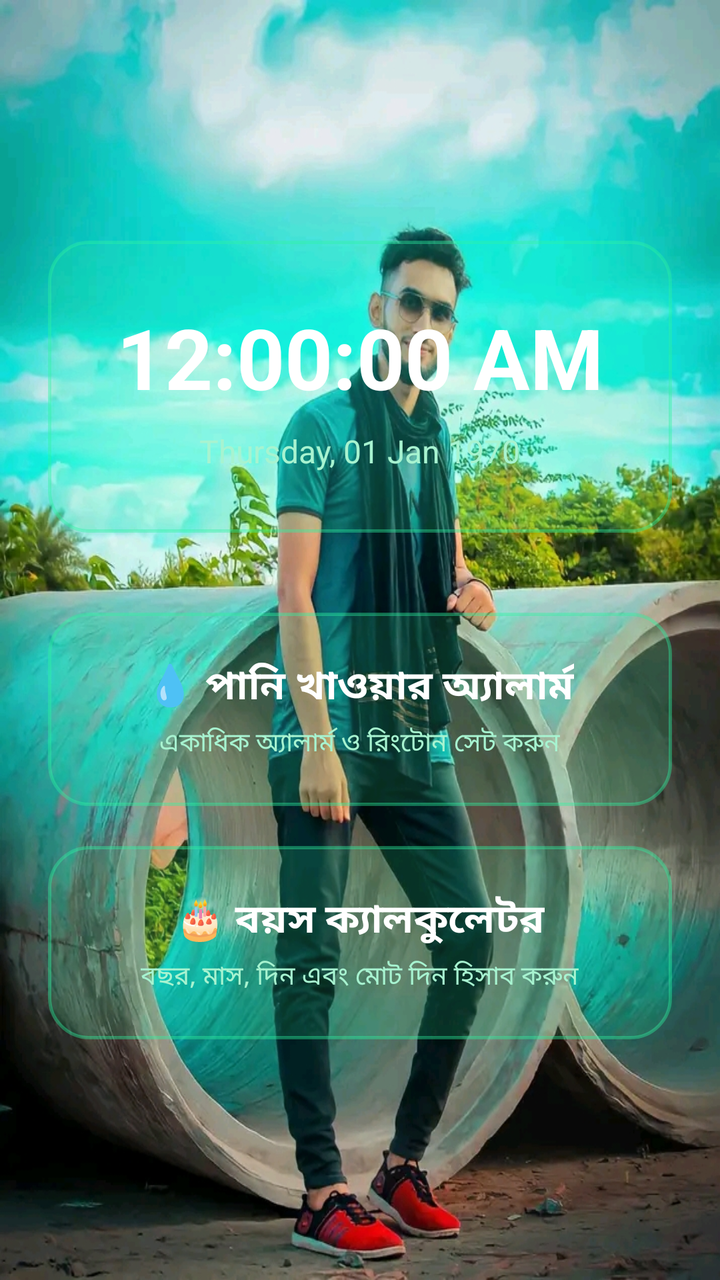
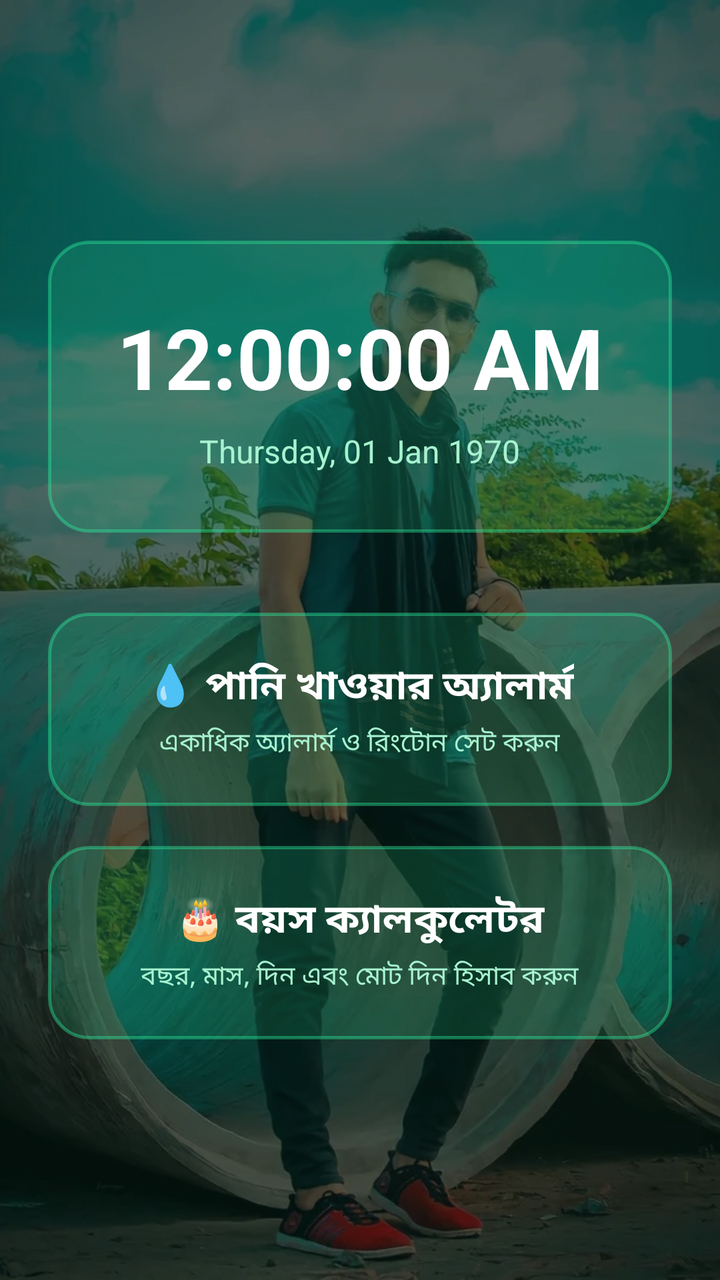

Screens rendered from an Android XML layout before and after an edit, with the pre-edit source and the edit as a unified diff.
<!-- AndroidManifest.xml: application theme Theme.WaterAgeApp -->
<!-- res/layout/activity_main.xml -->
<?xml version="1.0" encoding="utf-8"?>

<LinearLayout xmlns:android="http://schemas.android.com/apk/res/android"
    android:layout_width="match_parent"
    android:layout_height="match_parent"
    android:background="@drawable/my_bg"
    android:gravity="center"
    android:orientation="vertical"
    android:padding="24dp">

    
    <LinearLayout
        android:layout_width="match_parent"
        android:layout_height="wrap_content"
        android:background="@drawable/bg_glass_card"
        android:gravity="center"
        android:orientation="vertical"
        android:padding="30dp"
        android:layout_marginBottom="40dp">

        <TextClock
            android:id="@+id/textClockTime"
            android:layout_width="wrap_content"
            android:layout_height="wrap_content"
            android:format12Hour="hh:mm:ss a"
            android:format24Hour="HH:mm:ss"
            android:textColor="#FFFFFF"
            android:textSize="42sp"
            android:textStyle="bold" />

        <TextClock
            android:id="@+id/textClockDate"
            android:layout_width="wrap_content"
            android:layout_height="wrap_content"
            android:layout_marginTop="8dp"
            android:format12Hour="EEEE, dd MMM yyyy"
            android:format24Hour="EEEE, dd MMM yyyy"
            android:textColor="#A7F3D0"
            android:textSize="16sp" />
    </LinearLayout>

    
    <LinearLayout
        android:id="@+id/btnWaterAlarm"
        android:layout_width="match_parent"
        android:layout_height="wrap_content"
        android:background="@drawable/bg_glass_card"
        android:clickable="true"
        android:focusable="true"
        android:gravity="center"
        android:orientation="vertical"
        android:padding="22dp"
        android:layout_marginBottom="20dp">

        <TextView
            android:layout_width="wrap_content"
            android:layout_height="wrap_content"
            android:text="💧 পানি খাওয়ার অ্যালার্ম"
            android:textColor="#FFFFFF"
            android:textSize="20sp"
            android:textStyle="bold" />

        <TextView
            android:layout_width="wrap_content"
            android:layout_height="wrap_content"
            android:layout_marginTop="4dp"
            android:text="একাধিক অ্যালার্ম ও রিংটোন সেট করুন"
            android:textColor="#A7F3D0"
            android:textSize="13sp" />
    </LinearLayout>

    
    <LinearLayout
        android:id="@+id/btnAgeCalc"
        android:layout_width="match_parent"
        android:layout_height="wrap_content"
        android:background="@drawable/bg_glass_card"
        android:clickable="true"
        android:focusable="true"
        android:gravity="center"
        android:orientation="vertical"
        android:padding="22dp">

        <TextView
            android:layout_width="wrap_content"
            android:layout_height="wrap_content"
            android:text="🎂 বয়স ক্যালকুলেটর"
            android:textColor="#FFFFFF"
            android:textSize="20sp"
            android:textStyle="bold" />

        <TextView
            android:layout_width="wrap_content"
            android:layout_height="wrap_content"
            android:layout_marginTop="4dp"
            android:text="বছর, মাস, দিন এবং মোট দিন হিসাব করুন"
            android:textColor="#A7F3D0"
            android:textSize="13sp" />
    </LinearLayout>

</LinearLayout>
<!-- resources referenced by this layout -->
<resources>
  <!-- drawable bg_glass_card (drawable) -->
  <?xml version="1.0" encoding="utf-8"?>
  
  <shape xmlns:android="http://schemas.android.com/apk/res/android">
      <solid android:color="#262EF2A1" />
      <stroke
          android:width="1.5dp"
          android:color="#662EF2A1" />
      <corners android:radius="20dp" />
  </shape>
  <!-- drawable my_bg: jpg bitmap (drawable, 498390 bytes) -->
  <style name="Theme.WaterAgeApp" parent="Theme.MaterialComponents.DayNight.NoActionBar">
          <item name="colorPrimary">#2EF2A1</item>
          <item name="colorPrimaryVariant">#0E4B38</item>
          <item name="colorOnPrimary">#041812</item>
          <item name="android:statusBarColor">#06221A</item>
          <item name="android:navigationBarColor">#041812</item>
      </style>
</resources>

<!-- the commit's change to res/layout/activity_main.xml (unified diff, before → after) -->
@@ -1,101 +1,116 @@
 <?xml version="1.0" encoding="utf-8"?>
 
-<LinearLayout xmlns:android="http://schemas.android.com/apk/res/android"
+<FrameLayout xmlns:android="http://schemas.android.com/apk/res/android"
     android:layout_width="match_parent"
     android:layout_height="match_parent"
-    android:background="@drawable/my_bg"
-    android:gravity="center"
-    android:orientation="vertical"
-    android:padding="24dp">
+    android:background="#041812">
+
+    
+    <ImageView
+        android:layout_width="match_parent"
+        android:layout_height="match_parent"
+        android:src="@drawable/my_bg"
+        android:scaleType="centerCrop"
+        android:alpha="0.35" />
 
     
     <LinearLayout
         android:layout_width="match_parent"
-        android:layout_height="wrap_content"
-        android:background="@drawable/bg_glass_card"
+        android:layout_height="match_parent"
         android:gravity="center"
         android:orientation="vertical"
-        android:padding="30dp"
-        android:layout_marginBottom="40dp">
+        android:padding="24dp">
 
-        <TextClock
-            android:id="@+id/textClockTime"
-            android:layout_width="wrap_content"
+        
+        <LinearLayout
+            android:layout_width="match_parent"
             android:layout_height="wrap_content"
-            android:format12Hour="hh:mm:ss a"
-            android:format24Hour="HH:mm:ss"
-            android:textColor="#FFFFFF"
-            android:textSize="42sp"
-            android:textStyle="bold" />
+            android:background="@drawable/bg_glass_card"
+            android:gravity="center"
+            android:orientation="vertical"
+            android:padding="30dp"
+            android:layout_marginBottom="40dp">
 
-        <TextClock
-            android:id="@+id/textClockDate"
-            android:layout_width="wrap_content"
+            <TextClock
+                android:id="@+id/textClockTime"
+                android:layout_width="wrap_content"
+                android:layout_height="wrap_content"
+                android:format12Hour="hh:mm:ss a"
+                android:format24Hour="HH:mm:ss"
+                android:textColor="#FFFFFF"
+                android:textSize="42sp"
+                android:textStyle="bold" />
+
+            <TextClock
+                android:id="@+id/textClockDate"
+                android:layout_width="wrap_content"
+                android:layout_height="wrap_content"
+                android:layout_marginTop="8dp"
+                android:format12Hour="EEEE, dd MMM yyyy"
+                android:format24Hour="EEEE, dd MMM yyyy"
+                android:textColor="#A7F3D0"
+                android:textSize="16sp" />
+        </LinearLayout>
+
+        
+        <LinearLayout
+            android:id="@+id/btnWaterAlarm"
+            android:layout_width="match_parent"
             android:layout_height="wrap_content"
-            android:layout_marginTop="8dp"
-            android:format12Hour="EEEE, dd MMM yyyy"
-            android:format24Hour="EEEE, dd MMM yyyy"
-            android:textColor="#A7F3D0"
-            android:textSize="16sp" />
+            android:background="@drawable/bg_glass_card"
+            android:clickable="true"
+            android:focusable="true"
+            android:gravity="center"
+            android:orientation="vertical"
+            android:padding="22dp"
+            android:layout_marginBottom="20dp">
+
+            <TextView
+                android:layout_width="wrap_content"
+                android:layout_height="wrap_content"
+                android:text="💧 পানি খাওয়ার অ্যালার্ম"
+                android:textColor="#FFFFFF"
+                android:textSize="20sp"
+                android:textStyle="bold" />
+
+            <TextView
+                android:layout_width="wrap_content"
+                android:layout_height="wrap_content"
+                android:layout_marginTop="4dp"
+                android:text="একাধিক অ্যালার্ম ও রিংটোন সেট করুন"
+                android:textColor="#A7F3D0"
+                android:textSize="13sp" />
+        </LinearLayout>
+
+        
+        <LinearLayout
+            android:id="@+id/btnAgeCalc"
+            android:layout_width="match_parent"
+            android:layout_height="wrap_content"
+            android:background="@drawable/bg_glass_card"
+            android:clickable="true"
+            android:focusable="true"
+            android:gravity="center"
+            android:orientation="vertical"
+            android:padding="22dp">
+
+            <TextView
+                android:layout_width="wrap_content"
+                android:layout_height="wrap_content"
+                android:text="🎂 বয়স ক্যালকুলেটর"
+                android:textColor="#FFFFFF"
+                android:textSize="20sp"
+                android:textStyle="bold" />
+
+            <TextView
+                android:layout_width="wrap_content"
+                android:layout_height="wrap_content"
+                android:layout_marginTop="4dp"
+                android:text="বছর, মাস, দিন এবং মোট দিন হিসাব করুন"
+                android:textColor="#A7F3D0"
+                android:textSize="13sp" />
+        </LinearLayout>
+
     </LinearLayout>
 
-    
-    <LinearLayout
-        android:id="@+id/btnWaterAlarm"
-        android:layout_width="match_parent"
-        android:layout_height="wrap_content"
-        android:background="@drawable/bg_glass_card"
-        android:clickable="true"
-        android:focusable="true"
-        android:gravity="center"
-        android:orientation="vertical"
-        android:padding="22dp"
-        android:layout_marginBottom="20dp">
-
-        <TextView
-            android:layout_width="wrap_content"
-            android:layout_height="wrap_content"
-            android:text="💧 পানি খাওয়ার অ্যালার্ম"
-            android:textColor="#FFFFFF"
-            android:textSize="20sp"
-            android:textStyle="bold" />
-
-        <TextView
-            android:layout_width="wrap_content"
-            android:layout_height="wrap_content"
-            android:layout_marginTop="4dp"
-            android:text="একাধিক অ্যালার্ম ও রিংটোন সেট করুন"
-            android:textColor="#A7F3D0"
-            android:textSize="13sp" />
-    </LinearLayout>
-
-    
-    <LinearLayout
-        android:id="@+id/btnAgeCalc"
-        android:layout_width="match_parent"
-        android:layout_height="wrap_content"
-        android:background="@drawable/bg_glass_card"
-        android:clickable="true"
-        android:focusable="true"
-        android:gravity="center"
-        android:orientation="vertical"
-        android:padding="22dp">
-
-        <TextView
-            android:layout_width="wrap_content"
-            android:layout_height="wrap_content"
-            android:text="🎂 বয়স ক্যালকুলেটর"
-            android:textColor="#FFFFFF"
-            android:textSize="20sp"
-            android:textStyle="bold" />
-
-        <TextView
-            android:layout_width="wrap_content"
-            android:layout_height="wrap_content"
-            android:layout_marginTop="4dp"
-            android:text="বছর, মাস, দিন এবং মোট দিন হিসাব করুন"
-            android:textColor="#A7F3D0"
-            android:textSize="13sp" />
-    </LinearLayout>
-
-</LinearLayout>
+</FrameLayout>
